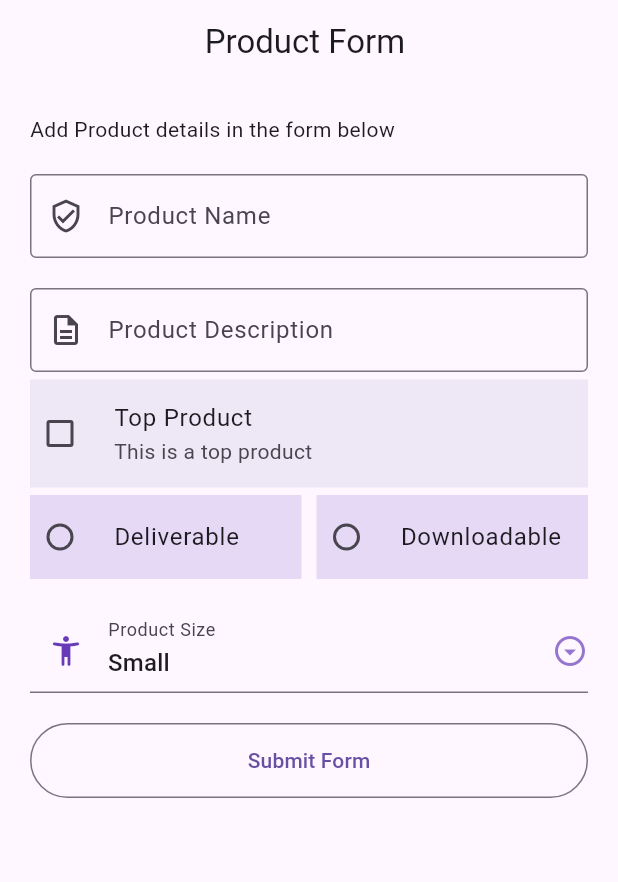
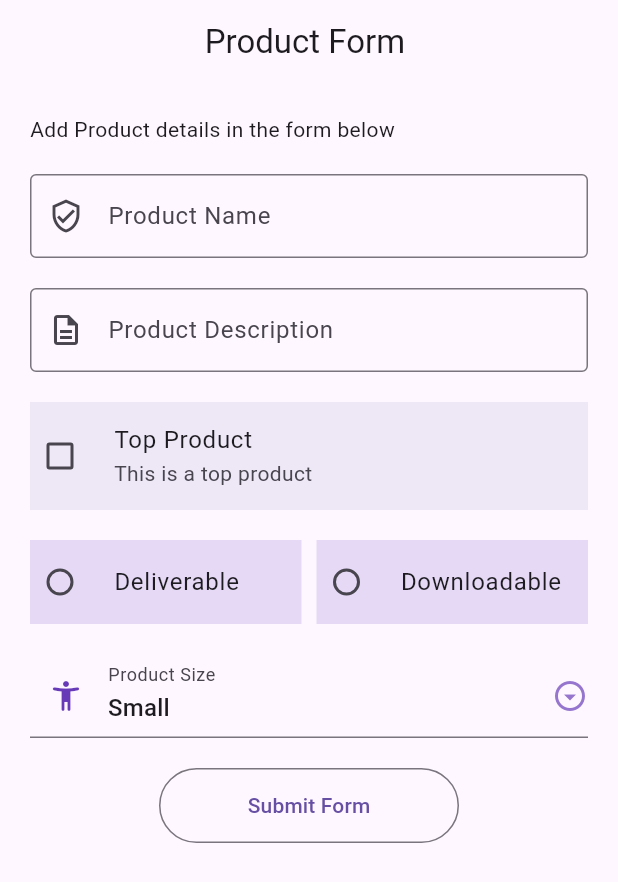
Before and after one commit to ianotieno/MyApp, a Flutter app: the screen it shows after launch, on a phone screen of 412 x 824 dp. Shown: the top 882 px of the screen. Run offline on Flutter 3.47's test engine with Material 3 defaults, Android fonts, the phone set to English and light mode, and no system bars.

Commit message:
update form

```diff
--- /dev/null
+++ b/lib/models/product_model.dart
@@ -0,0 +1,10 @@
+import 'package:flutter/material.dart';
+import 'package:pizza_app/widgets/my_radio.dart';
+
+class ProductDetails {
+  late String productName;
+  late String productdetails;
+  late bool isTopProduct;
+  late ProductTypeEnum productType;
+  late String productSize;
+}
--- a/lib/screens/form.dart
+++ b/lib/screens/form.dart
@@ -1,7 +1,7 @@
 import 'package:flutter/material.dart';
+import 'package:pizza_app/models/product_model.dart';
 import 'package:pizza_app/screens/formDetails.dart';
 import 'package:pizza_app/widgets/my_radio.dart';
-
 
 class MyForm extends StatefulWidget {
   const MyForm({super.key});
@@ -11,7 +11,6 @@ class MyForm extends StatefulWidget {
 }
 
 class _MyFormState extends State<MyForm> {
-
   _MyFormState() {
     _selectedVal = _productSizeList[0]; // Initialize with the first value
   }
@@ -19,14 +18,12 @@ class _MyFormState extends State<MyForm> {
       _productDes; // Declare variables to hold the text field values
   final _productController = TextEditingController();
   final _productDesController = TextEditingController();
-  final _productSizeList = [
-    "Small",
-    "Medium",
-    "Large",
-  ];
-  String? _selectedVal ="";
+  final _productSizeList = ["Small", "Medium", "Large"];
+  String? _selectedVal = "";
   ProductTypeEnum? _productTypeEnum;
   final _formKey = GlobalKey<FormState>();
+
+  ProductDetails productDetails = ProductDetails();
 
   bool? _listTileChecked = false;
   @override
@@ -57,11 +54,21 @@ class _MyFormState extends State<MyForm> {
         padding: EdgeInsets.all(20.0),
         child: ListView(
           children: [
-            const Text ("Add Product details in the form below",),
+            const Text("Add Product details in the form below"),
             const SizedBox(height: 20),
+
+            Form(
+              key: _formKey,
+              child: Column(
+                children: [
                   TextFormField(
+                    validator: (val) {
+                      if (val == null || val.isEmpty) {
+                        return "please enter some text";
+                      } else
+                        null;
+                    },
                     controller: _productController,
-             validator: (value) => value!.isEmpty ? "Please enter a product name" : null,
                     decoration: InputDecoration(
                       labelText: "Product Name",
                       prefixIcon: Icon(Icons.verified_user_outlined),
@@ -70,69 +77,78 @@ class _MyFormState extends State<MyForm> {
                   ),
                   const SizedBox(height: 20),
                   TextFormField(
+                    validator: (val) {
+                      if (val == null || val.isEmpty) {
+                        return "please enter some text";
+                      } else
+                        null;
+                    },
                     controller: _productDesController,
-              validator: (value) => value!.isEmpty ? "Please enter a product description" : null,
                     decoration: InputDecoration(
                       labelText: "Product Description",
                       prefixIcon: Icon(Icons.description_outlined),
                       border: OutlineInputBorder(),
                     ),
                   ),
-           SizedBox(height: 5,),
+                  SizedBox(height: 20),
                   CheckboxListTile(
                     tileColor: Colors.deepPurple.shade50,
                     contentPadding: EdgeInsets.all(0),
                     value: _listTileChecked,
-              onChanged: (val){setState(() {
+                    onChanged: (val) {
+                      setState(() {
                         _listTileChecked = val;
-
-              });},
+                      });
+                    },
 
                     tristate: true,
                     title: Text("Top Product"),
                     subtitle: Text("This is a top product"),
                     controlAffinity: ListTileControlAffinity.leading,
                   ),
-            SizedBox(height: 5,),
-            Row(children: [
-                MyRadioButton(title: ProductTypeEnum.Deliverable.name,
-                value:ProductTypeEnum.Deliverable ,
+                  SizedBox(height: 20),
+                  Row(
+                    children: [
+                      MyRadioButton(
+                        title: ProductTypeEnum.Deliverable.name,
+                        value: ProductTypeEnum.Deliverable,
                         selectedProductTypeEnum: _productTypeEnum,
-                onChanged:
-                    (value) {
+                        onChanged: (value) {
                           setState(() {
                             _productTypeEnum = value;
                           });
-                    },),
-                    SizedBox(width: 10,),
-                    MyRadioButton(title: ProductTypeEnum.Downloadable.name,
-                value:ProductTypeEnum.Downloadable ,
+                        },
+                      ),
+                      SizedBox(width: 10),
+                      MyRadioButton(
+                        title: ProductTypeEnum.Downloadable.name,
+                        value: ProductTypeEnum.Downloadable,
                         selectedProductTypeEnum: _productTypeEnum,
-                onChanged:
-                    (value) {
+                        onChanged: (value) {
                           setState(() {
                             _productTypeEnum = value;
                           });
-                    },),
+                        },
+                      ),
+                    ],
+                  ),
 
-            ],),
                   SizedBox(height: 20),
-
                   DropdownButtonFormField(
-
-              value: _selectedVal,items: _productSizeList.map((e){
-
-              return DropdownMenuItem(
-                value: e,
-                child: Text(e),
-              );
-            }
-            ).toList(), onChanged: (val){
+                    value: _selectedVal,
+                    items:
+                        _productSizeList.map((e) {
+                          return DropdownMenuItem(value: e, child: Text(e));
+                        }).toList(),
+                    onChanged: (val) {
                       setState(() {
                         _selectedVal = val;
                       });
                     },
-            icon: Icon(Icons.arrow_drop_down_circle_outlined, color: Colors.deepPurple.shade300),
+                    icon: Icon(
+                      Icons.arrow_drop_down_circle_outlined,
+                      color: Colors.deepPurple.shade300,
+                    ),
                     dropdownColor: Colors.deepPurple.shade50,
                     isExpanded: true,
                     decoration: InputDecoration(
@@ -141,12 +157,15 @@ class _MyFormState extends State<MyForm> {
                       prefixIcon: Icon(
                         Icons.accessibility_new_rounded,
                         color: Colors.deepPurple,
-              )
+                      ),
+                    ),
                   ),
 
-            ),
                   SizedBox(height: 20),
                   myButt(context),
+                ],
+              ),
+            ),
           ],
         ),
       ),
@@ -156,15 +175,10 @@ class _MyFormState extends State<MyForm> {
   OutlinedButton myButt(BuildContext context) {
     return OutlinedButton(
       onPressed: () {
-        Navigator.push(
-          context,
-          MaterialPageRoute(
-            builder: (context) {
-              return DetailsForm(productName: _productController.text,
-                  productDes: _productDesController.text);
-            },
-          ),
-        );
+        if (_formKey.currentState!.validate()) {
+          productDetails.productName = _productController.text;
+          productDetails.productdetails = _productDesController.text;
+        }
       },
       style: OutlinedButton.styleFrom(minimumSize: const Size(200, 50)),
       child: Text("Submit Form"),
```
Also changed, not shown: lib/screens/formDetails.dart (+7 -8 lines). Lines whose indentation alone changed are shown as unchanged.
